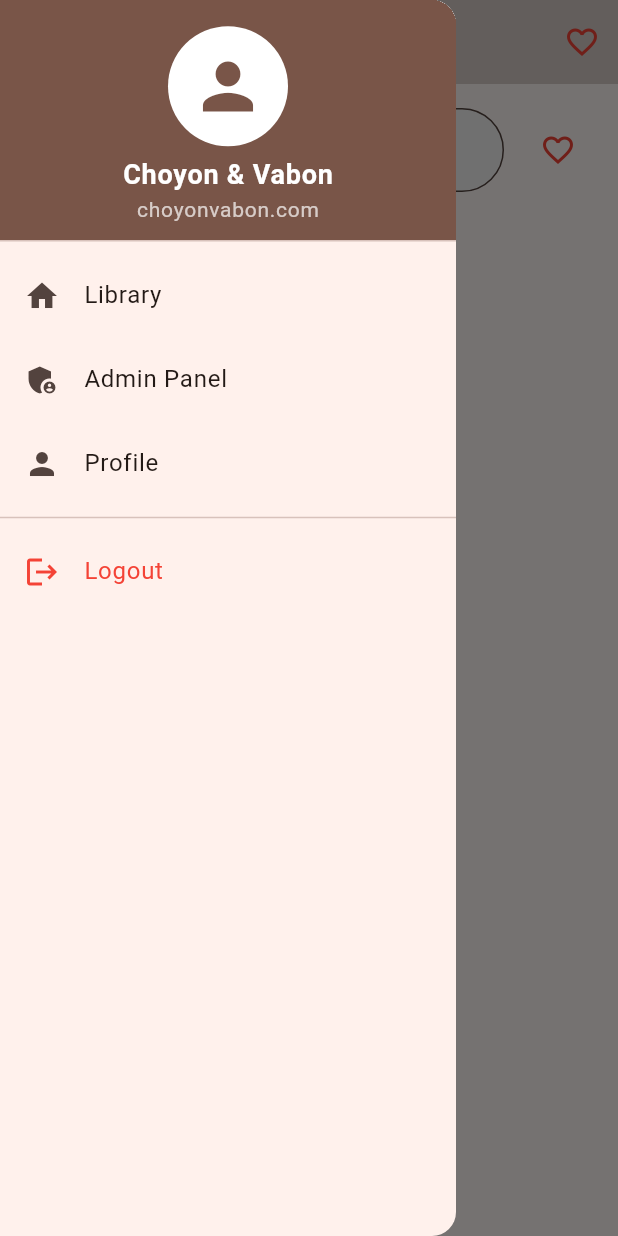
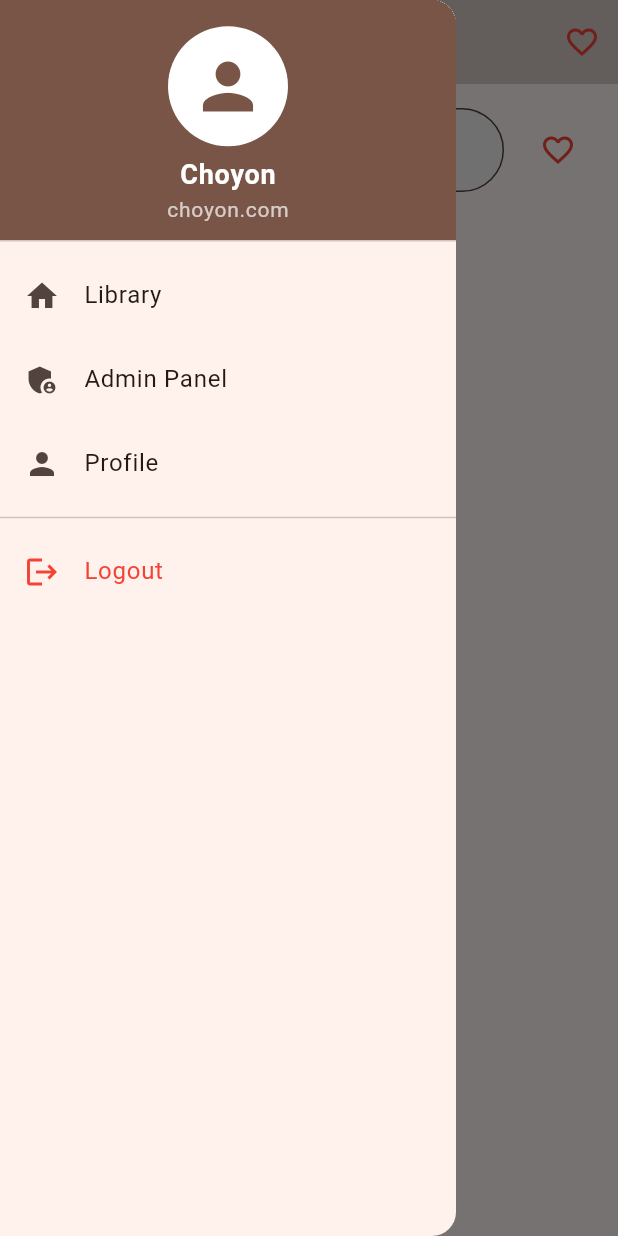
Before and after one commit to ChoyonBonik/Story_flow, a Flutter app: the HomePage screen opened by its route, with the side drawer open, on a phone screen of 412 x 824 dp. Run offline on Flutter 3.47's test engine with Material 3 defaults, Android fonts, the phone set to English and light mode, and no system bars; our stand-ins replace file_picker, lottie, shared_preferences; missing offline and left inert: syncfusion_flutter_pdfviewer; accounts and stored records are empty; network calls fail.

Commit message:
user name changed in drawer

```diff
--- a/lib/pages/home_page.dart
+++ b/lib/pages/home_page.dart
@@ -131,8 +131,8 @@ class _HomePageState extends State<HomePage> {
                     child: Icon(Icons.person, size: 50, color: Colors.brown),
                   ),
                   const SizedBox(height: 05),
-                  const Text('Choyon & Vabon', style: TextStyle(color: Colors.white, fontSize: 18, fontWeight: FontWeight.bold)),
-                  const Text('choyonvabon.com', style: TextStyle(color: Colors.white70, fontSize: 14)),
+                  const Text('Choyon', style: TextStyle(color: Colors.white, fontSize: 18, fontWeight: FontWeight.bold)),
+                  const Text('choyon.com', style: TextStyle(color: Colors.white70, fontSize: 14)),
                 ],
               ),
             ),
```
